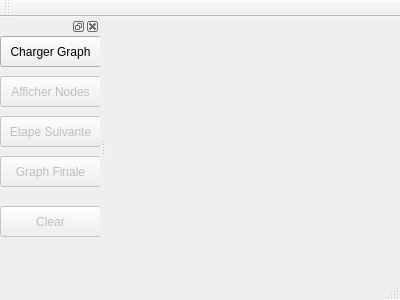
Qt form Simulations/ShowGraph/mainwindow.ui (Patre/Energy-saving-in-sensors--networks) before a commit.
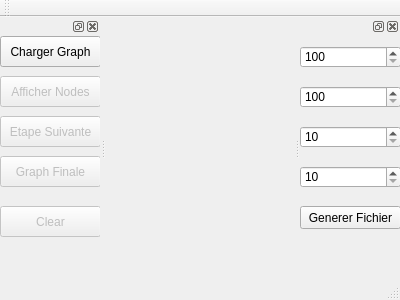
The same form after that commit.

What changed in the file:
```diff
--- a/Simulations/ShowGraph/mainwindow.ui
+++ b/Simulations/ShowGraph/mainwindow.ui
@@ -123,6 +123,96 @@
     </widget>
    </widget>
   </widget>
+  <widget class="QDockWidget" name="dockWidget_3">
+   <property name="minimumSize">
+    <size>
+     <width>100</width>
+     <height>36</height>
+    </size>
+   </property>
+   <attribute name="dockWidgetArea">
+    <number>2</number>
+   </attribute>
+   <widget class="QWidget" name="dockWidgetContents_3">
+    <widget class="QSpinBox" name="widthTopo">
+     <property name="geometry">
+      <rect>
+       <x>0</x>
+       <y>10</y>
+       <width>101</width>
+       <height>22</height>
+      </rect>
+     </property>
+     <property name="minimum">
+      <number>100</number>
+     </property>
+     <property name="maximum">
+      <number>9999</number>
+     </property>
+    </widget>
+    <widget class="QSpinBox" name="heigthTopo">
+     <property name="geometry">
+      <rect>
+       <x>0</x>
+       <y>50</y>
+       <width>101</width>
+       <height>22</height>
+      </rect>
+     </property>
+     <property name="minimum">
+      <number>100</number>
+     </property>
+     <property name="maximum">
+      <number>9999</number>
+     </property>
+    </widget>
+    <widget class="QSpinBox" name="widthCar">
+     <property name="geometry">
+      <rect>
+       <x>0</x>
+       <y>90</y>
+       <width>101</width>
+       <height>22</height>
+      </rect>
+     </property>
+     <property name="minimum">
+      <number>10</number>
+     </property>
+     <property name="maximum">
+      <number>999</number>
+     </property>
+    </widget>
+    <widget class="QSpinBox" name="heigthCar">
+     <property name="geometry">
+      <rect>
+       <x>0</x>
+       <y>130</y>
+       <width>101</width>
+       <height>22</height>
+      </rect>
+     </property>
+     <property name="minimum">
+      <number>10</number>
+     </property>
+     <property name="maximum">
+      <number>999</number>
+     </property>
+    </widget>
+    <widget class="QPushButton" name="pushButton">
+     <property name="geometry">
+      <rect>
+       <x>0</x>
+       <y>170</y>
+       <width>101</width>
+       <height>23</height>
+      </rect>
+     </property>
+     <property name="text">
+      <string>Generer Fichier</string>
+     </property>
+    </widget>
+   </widget>
+  </widget>
  </widget>
  <layoutdefault spacing="6" margin="11"/>
  <resources/>
```
Left out of the diff: 19 changed lines with no effect on the pictures.
